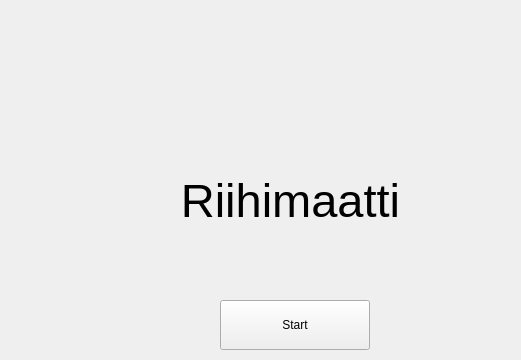
The window that bank-automat/mainwindow.ui (JansQ-75/Riihimaatti) describes before a commit, drawn with Qt 5; both pictures show x 100 to 621 and y 0 to 360 of the 800 by 597 pixel window.
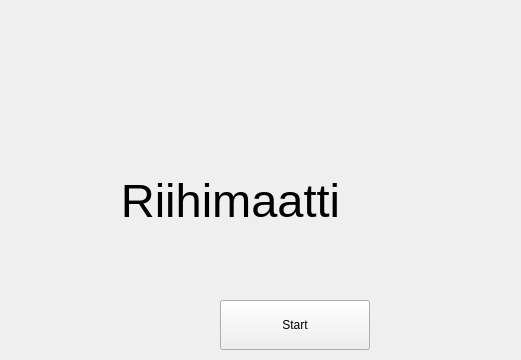
The same window after the commit.

The edit to the form file:
```diff
--- a/bank-automat/mainwindow.ui
+++ b/bank-automat/mainwindow.ui
@@ -36,7 +36,7 @@
      <widget class="QLabel" name="label_7">
       <property name="geometry">
        <rect>
-        <x>240</x>
+        <x>180</x>
         <y>130</y>
         <width>301</width>
         <height>81</height>
@@ -67,6 +67,19 @@
        <string>Start</string>
       </property>
      </widget>
+     <widget class="QLabel" name="label_logoStart">
+      <property name="geometry">
+       <rect>
+        <x>430</x>
+        <y>40</y>
+        <width>361</width>
+        <height>301</height>
+       </rect>
+      </property>
+      <property name="text">
+       <string/>
+      </property>
+     </widget>
     </widget>
     <widget class="QWidget" name="page_2">
      <widget class="QPushButton" name="btnBalance">
```
Left out of the diff: 2 changed lines with no effect on the pictures.
